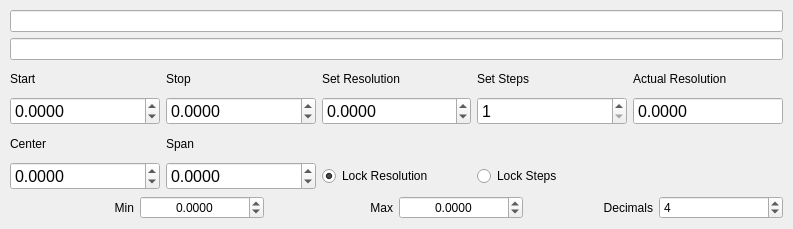
Before: the Qt Designer form devel/bum/gui_scriptscanner2/Views/ScanEditor.ui in HaeffnerLab/Haeffner-Lab-LabRAD-Tools, drawn with Qt 5.
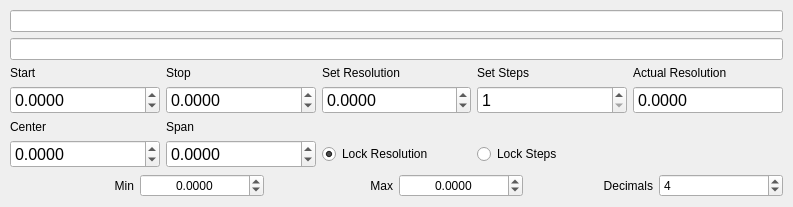
After: the same form once the commit is applied.

What changed in the file:
```diff
--- a/devel/bum/gui_scriptscanner2/Views/ScanEditor.ui
+++ b/devel/bum/gui_scriptscanner2/Views/ScanEditor.ui
@@ -7,11 +7,11 @@
     <x>0</x>
     <y>0</y>
     <width>793</width>
-    <height>229</height>
+    <height>197</height>
    </rect>
   </property>
   <property name="sizePolicy">
-   <sizepolicy hsizetype="Preferred" vsizetype="Fixed">
+   <sizepolicy hsizetype="Preferred" vsizetype="Expanding">
     <horstretch>0</horstretch>
     <verstretch>0</verstretch>
    </sizepolicy>
```
